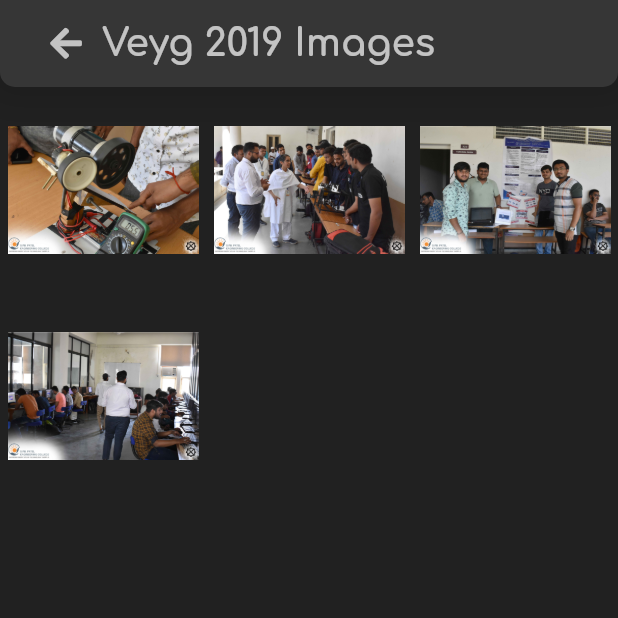
After one commit to vyasn30/Veyg_2020_App, a Flutter app: the HomePage screen opened directly, after a tap on "VEYG_2019", on a phone screen of 412 x 824 dp, the top half of it. The commit adds this screen. Run offline on Flutter 3.47's test engine with Material 2 defaults, Android fonts, the phone set to English and light mode, and no system bars; our stand-ins replace animated_text_kit, font_awesome_flutter, google_fonts, photo_view; missing offline and left inert: flip_panel, folding_cell; network calls fail.

Commit message:
Added gallery page

```diff
--- /dev/null
+++ b/lib/pages/gallery/gallery_app_bar.dart
@@ -0,0 +1,57 @@
+import 'package:flutter/material.dart';
+import 'package:font_awesome_flutter/font_awesome_flutter.dart';
+import 'package:google_fonts/google_fonts.dart';
+
+class ExampleAppBar extends StatelessWidget {
+  const ExampleAppBar({this.title, this.showGoBack = false}) : super();
+
+  final String title;
+  final bool showGoBack;
+
+  @override
+  Widget build(BuildContext context) {
+    return SafeArea(
+        child: Container(
+            padding: const EdgeInsets.fromLTRB(20.0, 5.0, 20.0, 5.0),
+            decoration: const BoxDecoration(
+                color: Color(0xff363636),
+                borderRadius: const BorderRadius.only(
+                    bottomLeft: const Radius.circular(10.0),
+                    bottomRight: const Radius.circular(10.0)),
+                boxShadow: <BoxShadow>[
+                  const BoxShadow(
+                      color: Colors.black12,
+                      spreadRadius: 10.0,
+                      blurRadius: 20.0)
+                ]),
+            child: Row(
+              children: <Widget>[
+                Container(
+                  child: showGoBack
+                      ? IconButton(
+                          icon: const Icon(
+                            FontAwesomeIcons.arrowLeft,
+                            color: Colors.white70,
+                          ),
+                          onPressed: () {
+                            Navigator.pop(context);
+                          },
+                          padding: EdgeInsets.zero,
+                        )
+                      : Container(
+                          height: 50.0,
+                        ),
+                ),
+                Expanded(
+                  child: Text(title,
+                      style: GoogleFonts.comfortaa(
+                        textStyle: TextStyle(
+                            fontSize: 25.0,
+                            fontWeight: FontWeight.w700,
+                            color: Colors.white70),
+                      )),
+                )
+              ],
+            )));
+  }
+}
--- /dev/null
+++ b/lib/pages/gallery/gallery_example_item.dart
@@ -0,0 +1,51 @@
+import 'package:flutter/widgets.dart';
+
+class GalleryExampleItem {
+  GalleryExampleItem({this.id, this.resource});
+
+  final String id;
+  final String resource;
+}
+
+class GalleryExampleItemThumbnail extends StatelessWidget {
+  const GalleryExampleItemThumbnail(
+      {Key key, this.galleryExampleItem, this.onTap})
+      : super(key: key);
+
+  final GalleryExampleItem galleryExampleItem;
+
+  final GestureTapCallback onTap;
+
+  @override
+  Widget build(BuildContext context) {
+    return Container(
+      padding: const EdgeInsets.symmetric(horizontal: 5.0),
+      child: GestureDetector(
+        onTap: onTap,
+        child: Hero(
+          tag: galleryExampleItem.id,
+          child: Image.asset(galleryExampleItem.resource, height: 80.0),
+        ),
+      ),
+    );
+  }
+}
+
+List<GalleryExampleItem> galleryItems = <GalleryExampleItem>[
+  GalleryExampleItem(
+    id: "tag1",
+    resource: "assets/veyg_2019/1.jpg",
+  ),
+  GalleryExampleItem(
+    id: "tag2",
+    resource: "assets/veyg_2019/2.jpg",
+  ),
+  GalleryExampleItem(
+    id: "tag3",
+    resource: "assets/veyg_2019/3.jpg",
+  ),
+  GalleryExampleItem(
+    id: "tag4",
+    resource: "assets/veyg_2019/4.jpg",
+  ),
+];
--- a/lib/pages/homepage.dart
+++ b/lib/pages/homepage.dart
@@ -7,6 +7,7 @@ import 'package:flutter/material.dart';
 import 'package:font_awesome_flutter/font_awesome_flutter.dart';
 import 'package:google_fonts/google_fonts.dart';
 import 'package:veyg_2020/pages/department_page.dart';
+import 'package:veyg_2020/pages/gallery/vegy2019.dart';
 
 final digits = [0, 1, 2, 3, 4, 5, 6, 7, 8, 9];
 
@@ -88,12 +89,23 @@ class _HomePageState extends State<HomePage> {
                   child: Column(
                     children: <Widget>[
                       GestureDetector(
-                        onTap: ()=> Navigator.push(context, MaterialPageRoute(builder: (context)=> DepartmentPage())),
-                        child: _optionCard("Explore Events", Color(0xFF8359ff),
+                        onTap: () => Navigator.push(
+                            context,
+                            MaterialPageRoute(
+                                builder: (context) => DepartmentPage())),
+                        child: _optionCard(
+                          "Explore Events",
+                          Color(0xFF8359ff),
                         ),
                       ),
                       SizedBox(height: 20.0),
-                      _optionCard("VEYG_2019", Color(0xFF4975ff)),
+                      GestureDetector(
+                        onTap: () => Navigator.push(
+                            context,
+                            MaterialPageRoute(
+                                builder: (context) => GalleryExample())),
+                        child: _optionCard("VEYG_2019", Color(0xFF4975ff)),
+                      ),
                       SizedBox(height: 20.0),
                       _optionCard("Coordinators", Color(0xFFff9550)),
                       SizedBox(height: 20.0),
--- a/lib/pages/splash_screen.dart
+++ b/lib/pages/splash_screen.dart
@@ -7,7 +7,6 @@ import 'package:font_awesome_flutter/font_awesome_flutter.dart';
 import 'package:google_fonts/google_fonts.dart';
 import 'package:veyg_2020/pages/homepage.dart';
 import 'package:veyg_2020/services/event_data_service.dart';
-import 'package:connectivity/connectivity.dart';
 import 'network_error.dart';
 
 class SplashScreen extends StatefulWidget {
--- a/pubspec.yaml
+++ b/pubspec.yaml
@@ -30,7 +30,7 @@ dependencies:
   font_awesome_flutter: ^8.5.0
   url_launcher: ^5.4.1
   http: ^0.12.0+4
-  connectivity: ^0.4.6+2
+  photo_view: ^0.9.1
 
 
 
@@ -59,6 +59,7 @@ flutter:
     - assets/
     - assets/department_images/
     - assets/animations/
+    - assets/veyg_2019/
 
   # An image asset can refer to one or more resolution-specific "variants", see
   # https://flutter.dev/assets-and-images/#resolution-aware.
```
Also changed, not shown: lib/pages/gallery/vegy2019.dart (added, +181 -0 lines), assets/veyg_2019/1.jpg (added), assets/veyg_2019/2.jpg (added), assets/veyg_2019/3.jpg (added), assets/veyg_2019/4.jpg (added), assets/veyg_logo.png (added), pubspec.lock.
